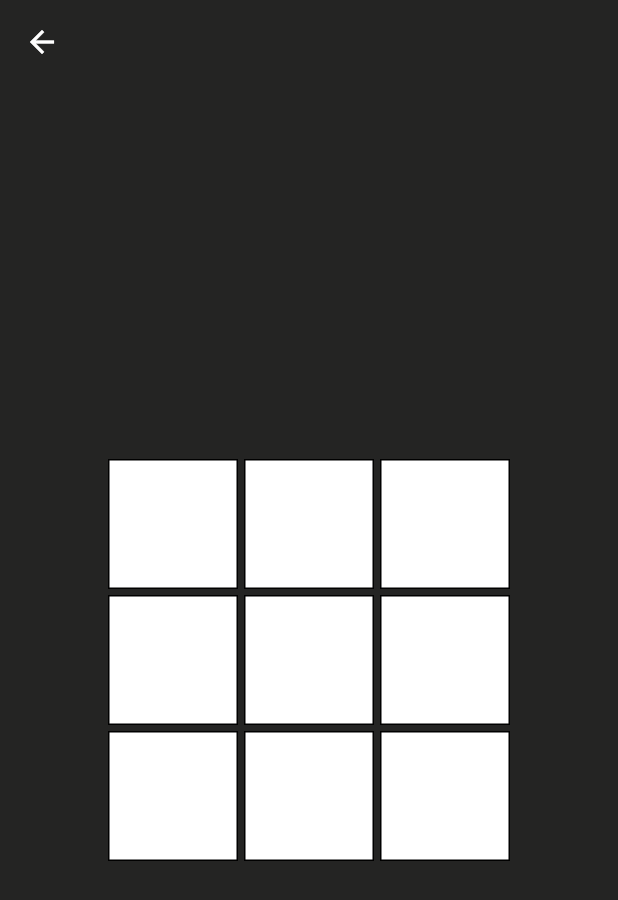
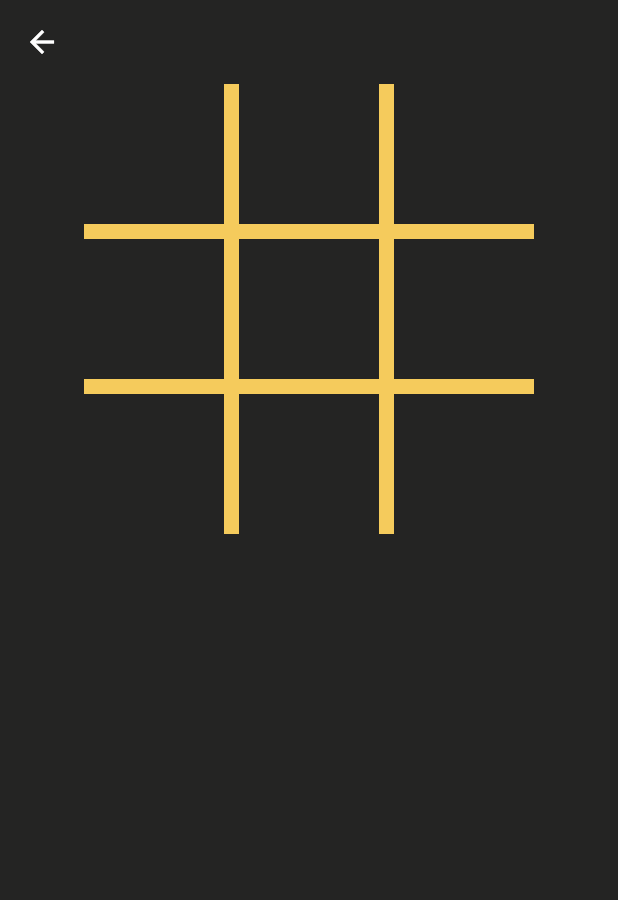
Before and after one commit to UnHired-Coder/BlindsPlay, a Flutter app: the GamePage screen opened directly, on a phone screen of 412 x 824 dp. Shown: the top 900 px of the screen. Run offline on Flutter 3.47's test engine with Material 3 defaults, Android fonts, the phone set to English and light mode, and no system bars; our stand-ins replace equatable, flutter_bloc.

Commit message:
Game Setup: Dynamic bars for tic-tac-toe

```diff
--- a/lib/presentation/screens/app.dart
+++ b/lib/presentation/screens/app.dart
@@ -19,7 +19,7 @@ final List<Map<String, dynamic>> pages = [
     'icon': 'assets/ic_play.png',
     'page': BlocProvider(
       create: (context) => GameBloc(),
-      child: GamePage(),
+      child: GamePage(boardSize:3),
     ),
   },
   {
--- a/lib/presentation/screens/game_page.dart
+++ b/lib/presentation/screens/game_page.dart
@@ -6,7 +6,9 @@ import '../../logic/blocks/game/game_event.dart';
 import '../../logic/blocks/game/game_state.dart';
 
 class GamePage extends StatelessWidget {
-  const GamePage({Key? key}) : super(key: key);
+  final int boardSize; // Dynamic board size
+
+  const GamePage({Key? key, required this.boardSize}) : super(key: key);
 
   @override
   Widget build(BuildContext context) {
@@ -14,8 +16,9 @@ class GamePage extends StatelessWidget {
       backgroundColor: AppColors.primary,
       appBar: _buildAppBar(),
       body: BlocProvider(
-        create: (context) => GameBloc()..add(StartGame()), // Start game when the page is created
-        child: _GameContent(),
+        create: (context) =>
+            GameBloc()..add(StartGame()), // Start game when the page is created
+        child: _GameContent(boardSize: boardSize),
       ),
     );
   }
@@ -30,6 +33,10 @@ class GamePage extends StatelessWidget {
 }
 
 class _GameContent extends StatelessWidget {
+  final int boardSize;
+
+  const _GameContent({required this.boardSize});
+
   @override
   Widget build(BuildContext context) {
     return BlocBuilder<GameBloc, GameState>(
@@ -37,7 +44,7 @@ class _GameContent extends StatelessWidget {
         if (state is GameInitial) {
           return _buildMessage('Start a new game!');
         } else if (state is GameInProgress) {
-          return _GameBoard(state: state);
+          return _GameBoard(state: state, boardSize: boardSize);
         } else if (state is GameOver) {
           return _buildMessage('Game Over: ${state.result}');
         } else if (state is GameError) {
@@ -61,51 +68,96 @@ class _GameContent extends StatelessWidget {
 
 class _GameBoard extends StatelessWidget {
   final GameInProgress state;
+  final int boardSize; // Dynamic board size
 
-  const _GameBoard({required this.state});
+  const _GameBoard({required this.state, required this.boardSize});
 
   @override
   Widget build(BuildContext context) {
-    return Center(
-      child: Container(
-        padding: const EdgeInsets.all(16.0),
-        width: 300, // Fixed width for the board
-        child: GridView.builder(
-          shrinkWrap: true,
-          gridDelegate: const SliverGridDelegateWithFixedCrossAxisCount(
-            crossAxisCount: 3,
-            crossAxisSpacing: 4.0,
-            mainAxisSpacing: 4.0,
-          ),
-          itemCount: 9,
-          itemBuilder: (context, index) {
-            final x = index % 3;
-            final y = index ~/ 3;
-            final visibleBoard = state.visibleBoard;
+    const double cellWidth = 100;
+    final double boardWidth = boardSize * cellWidth;
+    const double barWidth = 10;
 
-            return _GameTile(
-              x: x,
-              y: y,
-              tileState: visibleBoard[x][y],
-              onTap: () {
-                BlocProvider.of<GameBloc>(context).add(MakeMove(x, y));
-              },
-            );
-          },
-        ),
-      ),
+    return Row(
+      mainAxisSize: MainAxisSize.max,
+      mainAxisAlignment: MainAxisAlignment.center,
+      children: [
+        Column(
+          mainAxisSize: MainAxisSize.max,
+          children: [
+            Container(
+              width: boardWidth,
+              // Define a dynamic width for the board if needed
+              height: boardWidth,
+              // Define a dynamic width for the board if needed
+              child: Stack(
+                children: [
+                  Column(
+                    mainAxisAlignment: MainAxisAlignment.spaceEvenly,
+                    mainAxisSize: MainAxisSize.min,
+                    children: List.generate(boardSize, (row) {
+                      return _buildRow(context, row, cellWidth);
+                    }),
+                  ),
+                  Column(
+                    mainAxisAlignment: MainAxisAlignment.spaceEvenly,
+                    mainAxisSize: MainAxisSize.max,
+                    children: List.generate(boardSize - 1, (index) {
+                      return Container(
+                          width: boardWidth,
+                          height: barWidth,
+                          color: AppColors.accent);
+                    }),
+                  ),
+                  Row(
+                    mainAxisAlignment: MainAxisAlignment.spaceEvenly,
+                    mainAxisSize: MainAxisSize.max,
+                    children: List.generate(boardSize - 1, (index) {
+                      return Container(
+                          width: barWidth,
+                          height: boardWidth,
+                          color: AppColors.accent);
+                    }),
+                  ),
+                ],
+              ),
+            )
+          ],
+        )
+      ],
+    );
+  }
+
+  // Build each row
+  Widget _buildRow(BuildContext context, int rowIndex, double cellWidth) {
+    return Row(
+      mainAxisAlignment: MainAxisAlignment.spaceEvenly,
+      mainAxisSize: MainAxisSize.min,
+      children: List.generate(boardSize, (columnIndex) {
+        return _GameTile(
+            x: rowIndex,
+            y: columnIndex,
+            cellWidth: cellWidth,
+            tileState: state.visibleBoard[rowIndex][columnIndex],
+            onTap: () {
+              BlocProvider.of<GameBloc>(context)
+                  .add(MakeMove(rowIndex, columnIndex));
+            });
+      }),
     );
   }
 }
 
 class _GameTile extends StatelessWidget {
   final int x, y;
+  final double cellWidth;
   final TileState tileState;
   final VoidCallback onTap;
 
   const _GameTile({
     required this.x,
     required this.y,
+    required this.cellWidth,
     required this.tileState,
     required this.onTap,
   });
@@ -115,13 +167,16 @@ class _GameTile extends StatelessWidget {
     return GestureDetector(
       onTap: onTap,
       child: Container(
+        width: cellWidth, // Adjust tile width based on board size if needed
+        height: cellWidth, // Adjust tile height based on board size if needed
         decoration: BoxDecoration(
-          color: tileState == TileState.red ? Colors.red : AppColors.onPrimary,
-          border: Border.all(color: Colors.black),
+          color: tileState == TileState.red ? Colors.red : AppColors.primary,
+          //border: Border.all(color: Colors.black, width: 2),
         ),
         child: Center(
           child: Text(
-            tileState == TileState.red ? "" : tileState.symbol, // Hide the symbol if the box is red
+            tileState == TileState.red ? "" : tileState.symbol,
+            // Hide the symbol if the box is red
             style: const TextStyle(
               fontSize: 32,
               fontWeight: FontWeight.bold,
--- a/lib/presentation/screens/home_page.dart
+++ b/lib/presentation/screens/home_page.dart
@@ -87,7 +87,7 @@ class HomePage extends StatelessWidget {
                     Navigator.push(
                       context,
                       MaterialPageRoute(
-                        builder: (context) => GamePage() as Widget,
+                        builder: (context) => GamePage(boardSize: 3) as Widget,
                       ),
                     );
                   },
@@ -100,7 +100,7 @@ class HomePage extends StatelessWidget {
                     Navigator.push(
                       context,
                       MaterialPageRoute(
-                        builder: (context) => GamePage() as Widget,
+                        builder: (context) => GamePage(boardSize: 3) as Widget,
                       ),
                     );
                   },
```
